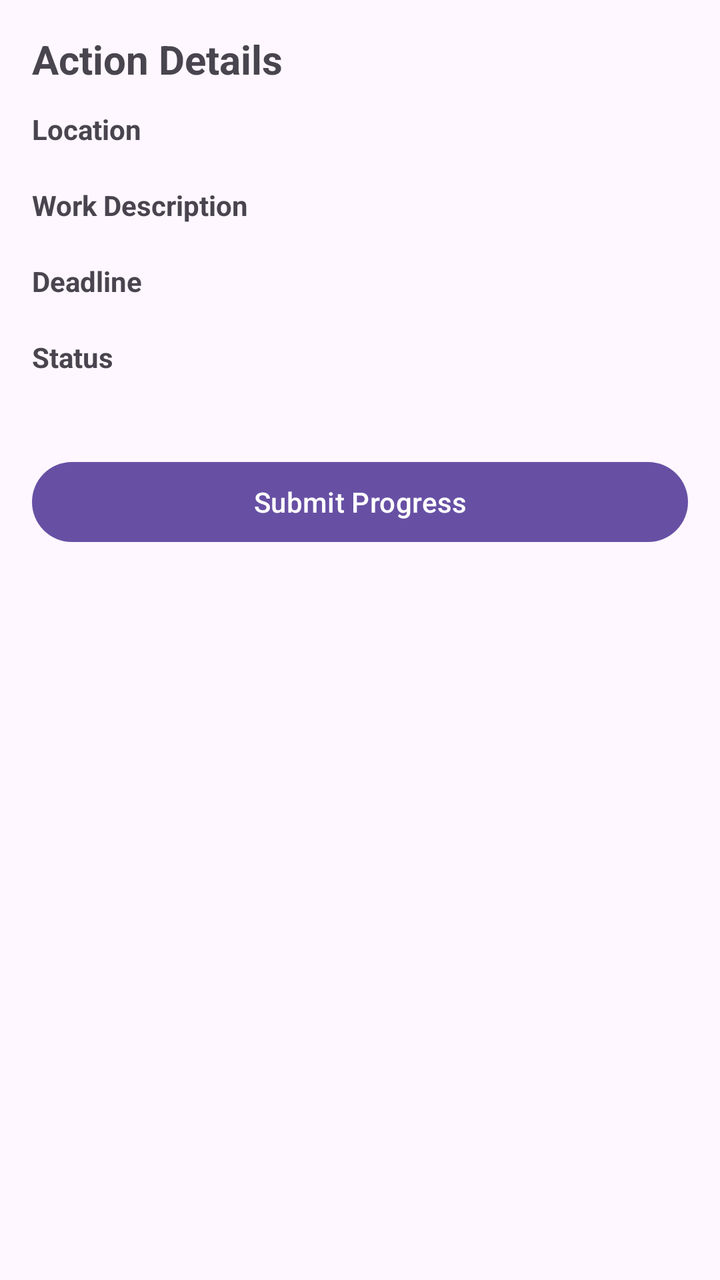
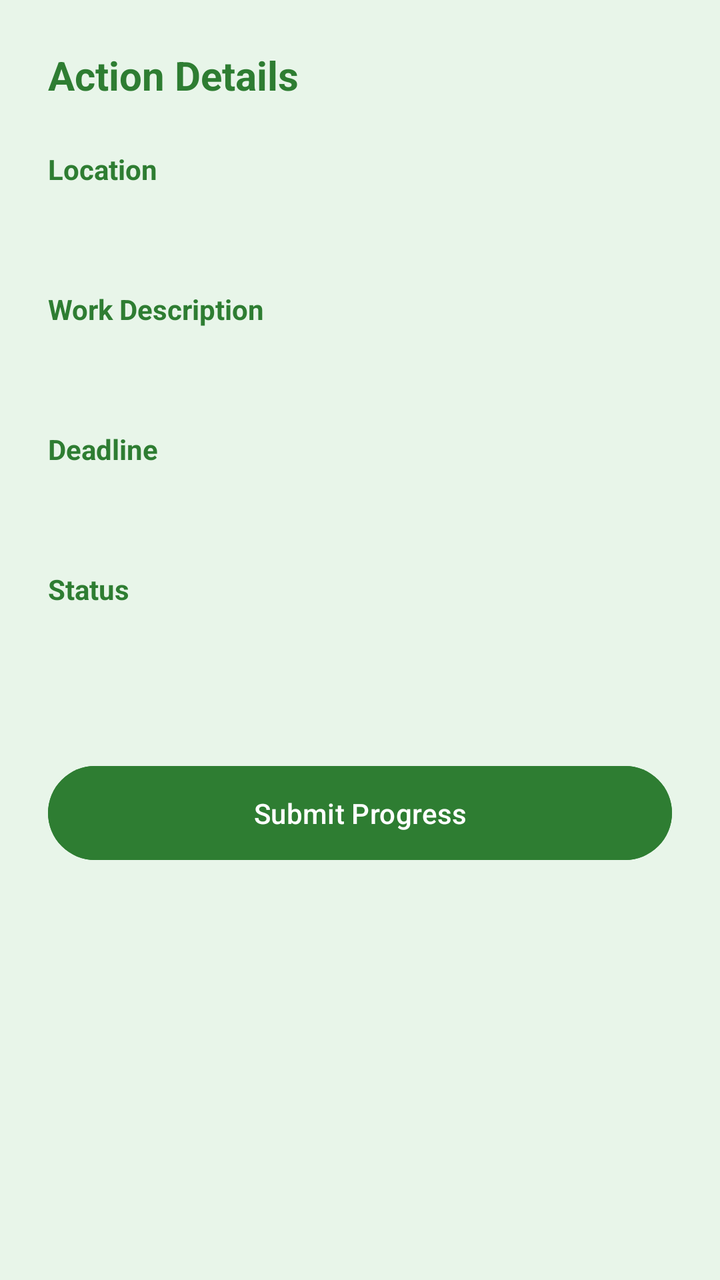

Before-and-after screenshots of an Android layout around one commit, followed by the original layout XML and the change that was made.
<!-- AndroidManifest.xml: application theme Theme.GreenAwareMobile -->
<!-- res/layout/activity_action_details.xml -->
<ScrollView xmlns:android="http://schemas.android.com/apk/res/android"
    android:layout_width="match_parent"
    android:layout_height="match_parent">

    <LinearLayout
        android:orientation="vertical"
        android:padding="16dp"
        android:layout_width="match_parent"
        android:layout_height="wrap_content">

        <TextView
            android:text="Action Details"
            android:textSize="20sp"
            android:textStyle="bold"
            android:layout_marginBottom="12dp"
            android:layout_width="wrap_content"
            android:layout_height="wrap_content"/>

        <TextView
            android:text="Location"
            android:textStyle="bold"
            android:layout_width="wrap_content"
            android:layout_height="wrap_content"/>

        <TextView
            android:id="@+id/txtLocation"
            android:layout_width="wrap_content"
            android:layout_height="wrap_content"/>

        <TextView
            android:text="Work Description"
            android:textStyle="bold"
            android:layout_width="wrap_content"
            android:layout_height="wrap_content"/>

        <TextView
            android:id="@+id/txtDescription"
            android:layout_width="wrap_content"
            android:layout_height="wrap_content"/>

        <TextView
            android:text="Deadline"
            android:textStyle="bold"
            android:layout_width="wrap_content"
            android:layout_height="wrap_content"/>

        <TextView
            android:id="@+id/txtDeadline"
            android:layout_width="wrap_content"
            android:layout_height="wrap_content"/>

        <TextView
            android:text="Status"
            android:textStyle="bold"
            android:layout_width="wrap_content"
            android:layout_height="wrap_content"/>

        <TextView
            android:id="@+id/txtStatus"
            android:layout_width="wrap_content"
            android:layout_height="wrap_content"/>

        <Button
            android:id="@+id/btnSubmitProgress"
            android:text="Submit Progress"
            android:layout_marginTop="20dp"
            android:layout_width="match_parent"
            android:layout_height="wrap_content"/>

    </LinearLayout>
</ScrollView>
<!-- resources referenced by this layout -->
<resources>
  <style name="Theme.GreenAwareMobile" parent="Base.Theme.GreenAwareMobile" />
  <style name="Base.Theme.GreenAwareMobile" parent="Theme.Material3.DayNight.NoActionBar">
          
          
          <item name="materialCalendarTheme">@style/GreenCalendarTheme</item>
      </style>
  <style name="GreenCalendarTheme" parent="ThemeOverlay.Material3.MaterialCalendar">
          <item name="colorPrimary">#2E7D32</item>
          <item name="colorOnPrimary">#FFFFFF</item>
          <item name="colorSurface">#FFFFFF</item>
          <item name="colorOnSurface">#2E7D32</item>
      </style>
</resources>

<!-- the commit's change to res/layout/activity_action_details.xml (unified diff, before → after) -->
@@ -1,71 +1,112 @@
 <ScrollView xmlns:android="http://schemas.android.com/apk/res/android"
     android:layout_width="match_parent"
-    android:layout_height="match_parent">
+    android:layout_height="match_parent"
+    android:background="#E8F5E9"
+    android:padding="16dp">
 
     <LinearLayout
         android:orientation="vertical"
-        android:padding="16dp"
         android:layout_width="match_parent"
-        android:layout_height="wrap_content">
+        android:layout_height="wrap_content"
+        android:padding="8dp">
 
+        
         <TextView
             android:text="Action Details"
             android:textSize="20sp"
             android:textStyle="bold"
-            android:layout_marginBottom="12dp"
+            android:textColor="#2E7D32"
+            android:layout_marginBottom="16dp"
             android:layout_width="wrap_content"
             android:layout_height="wrap_content"/>
 
+        
         <TextView
             android:text="Location"
             android:textStyle="bold"
+            android:textColor="#2E7D32"
+            android:layout_marginTop="8dp"
             android:layout_width="wrap_content"
             android:layout_height="wrap_content"/>
 
+        
         <TextView
             android:id="@+id/txtLocation"
+            android:textColor="#555555"
+            android:layout_width="match_parent"
+            android:layout_height="wrap_content"
+            android:padding="8dp"
+            android:background="#E8F5E9"
+            android:layout_marginTop="4dp"
+            android:layout_marginBottom="12dp"/>
+
+        
+        <TextView
+            android:text="Work Description"
+            android:textStyle="bold"
+            android:textColor="#2E7D32"
             android:layout_width="wrap_content"
             android:layout_height="wrap_content"/>
 
+        
         <TextView
-            android:text="Work Description"
+            android:id="@+id/txtDescription"
+            android:textColor="#555555"
+            android:layout_width="match_parent"
+            android:layout_height="wrap_content"
+            android:padding="8dp"
+            android:background="#E8F5E9"
+            android:layout_marginTop="4dp"
+            android:layout_marginBottom="12dp"/>
+
+        
+        <TextView
+            android:text="Deadline"
             android:textStyle="bold"
+            android:textColor="#2E7D32"
             android:layout_width="wrap_content"
             android:layout_height="wrap_content"/>
 
+        
         <TextView
-            android:id="@+id/txtDescription"
+            android:id="@+id/txtDeadline"
+            android:textColor="#D32F2F"
+            android:layout_width="match_parent"
+            android:layout_height="wrap_content"
+            android:padding="8dp"
+            android:background="#E8F5E9"
+            android:layout_marginTop="4dp"
+            android:layout_marginBottom="12dp"/>
+
+        
+        <TextView
+            android:text="Status"
+            android:textStyle="bold"
+            android:textColor="#2E7D32"
             android:layout_width="wrap_content"
             android:layout_height="wrap_content"/>
 
-        <TextView
-            android:text="Deadline"
-            android:textStyle="bold"
-            android:layout_width="wrap_content"
-            android:layout_height="wrap_content"/>
-
-        <TextView
-            android:id="@+id/txtDeadline"
-            android:layout_width="wrap_content"
-            android:layout_height="wrap_content"/>
-
-        <TextView
-            android:text="Status"
-            android:textStyle="bold"
-            android:layout_width="wrap_content"
-            android:layout_height="wrap_content"/>
-
+        
         <TextView
             android:id="@+id/txtStatus"
-            android:layout_width="wrap_content"
-            android:layout_height="wrap_content"/>
+            android:textStyle="bold"
+            android:layout_width="match_parent"
+            android:layout_height="wrap_content"
+            android:padding="8dp"
+            android:background="#E8F5E9"
+            android:layout_marginTop="4dp"
+            android:layout_marginBottom="16dp"/>
 
+        
         <Button
             android:id="@+id/btnSubmitProgress"
             android:text="Submit Progress"
             android:layout_marginTop="20dp"
             android:layout_width="match_parent"
-            android:layout_height="wrap_content"/>
+            android:layout_height="wrap_content"
+            android:backgroundTint="#2E7D32"
+            android:textColor="#FFFFFF"
+            android:padding="14dp"/>
 
     </LinearLayout>
 </ScrollView>
